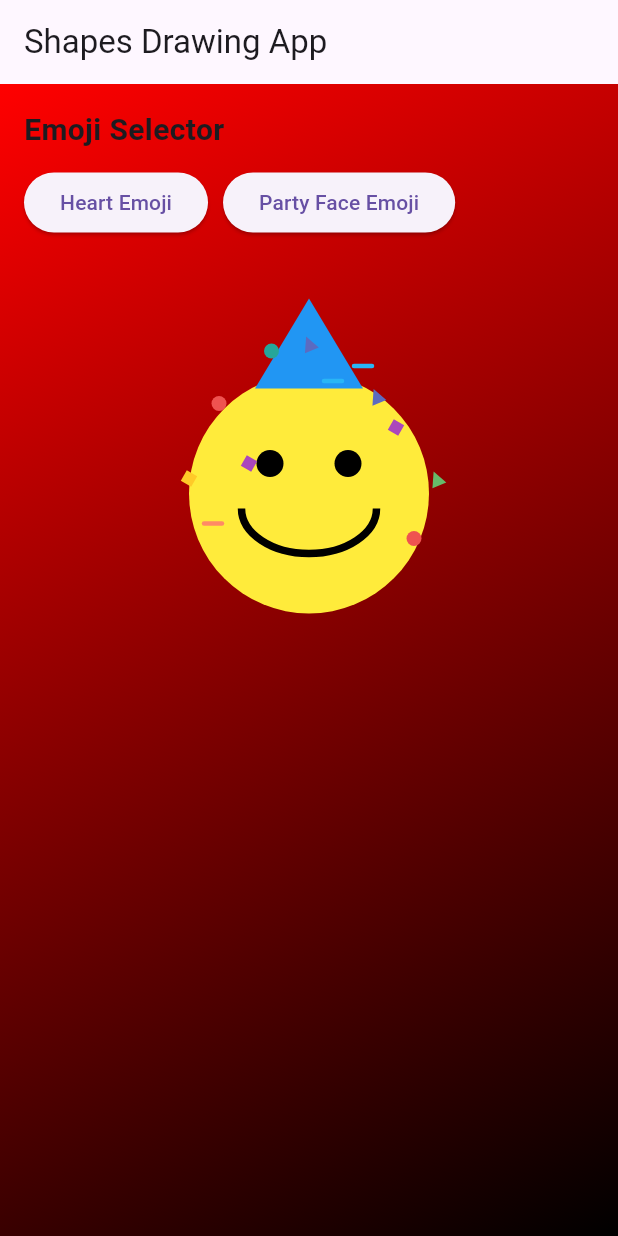
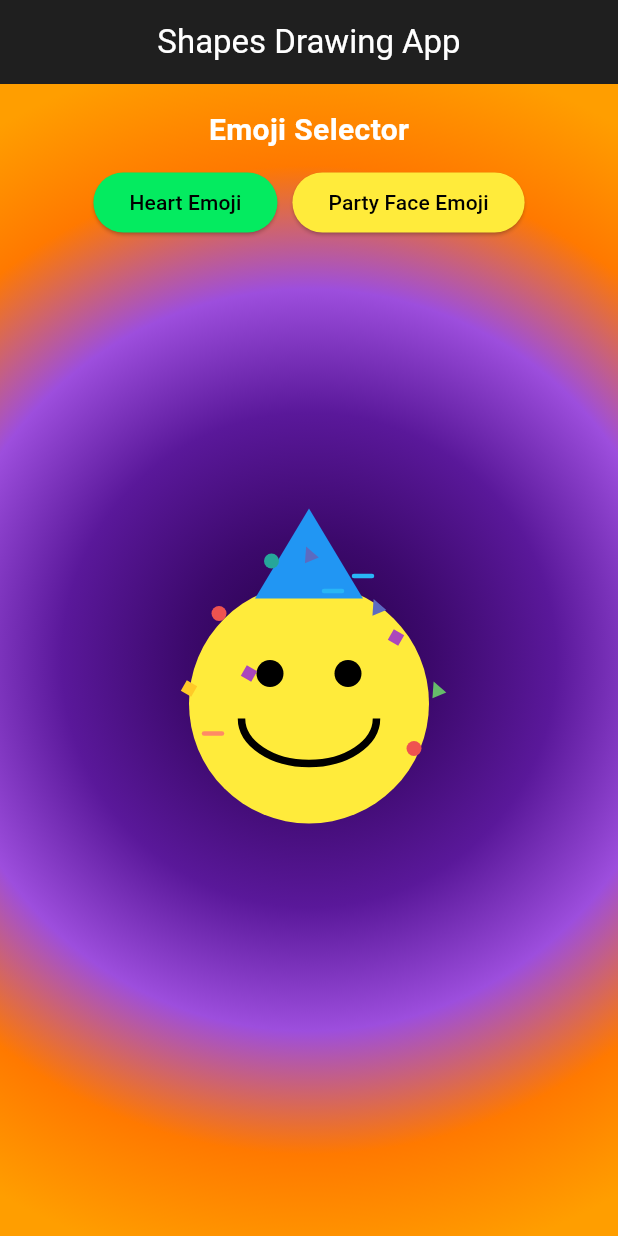
Before and after one commit to NickJohnson06/emojidrawing, a Flutter app: the screen it shows after launch, after a tap on "Party Face Emoji", on a phone screen of 412 x 824 dp. Run offline on Flutter 3.47's test engine with Material 3 defaults, Android fonts, the light colour scheme and no system bars.

Commit message:
Updated Background Color for entire app, Centered emojis

```diff
--- a/lib/main.dart
+++ b/lib/main.dart
@@ -13,8 +13,16 @@
     return MaterialApp(
       title: 'Shapes Drawing App',
       theme: ThemeData(
-        primarySwatch: Colors.blue,
+        brightness: Brightness.dark,
+        scaffoldBackgroundColor: const Color(0xFF121212),
         useMaterial3: true,
+        appBarTheme: const AppBarTheme(
+          backgroundColor: Color(0xFF1F1F1F),
+          foregroundColor: Colors.white,
+        ),
+        textTheme: const TextTheme(
+          bodyMedium: TextStyle(color: Colors.white70),
+        ),
       ),
       home: const ShapesDemoScreen(),
       debugShowCheckedModeBanner: false,
@@ -35,40 +43,71 @@
   @override
   Widget build(BuildContext context) {
     return Scaffold(
-      appBar: AppBar(title: const Text('Shapes Drawing App')),
-      // Gradient background for screen
+      appBar: AppBar(
+        title: const Text('Shapes Drawing App'),
+        centerTitle: true,
+      ),
+      // Radial background for screen
       body: Container(
-        decoration: const BoxDecoration(
+        decoration: BoxDecoration(
 
-          gradient: LinearGradient(
-            begin: Alignment.topLeft,
-            end: Alignment.bottomRight,
-            colors: [
-              Color.fromARGB(255, 255, 0, 0), // red
-              Color.fromARGB(255, 0, 0, 0), // black
-            ],
+          gradient: RadialGradient(
+            center: Alignment.center,
+            radius: 1.0,
+            colors: selectedEmoji == 'heart'
+                ? [
+                    const Color.fromARGB(255, 0, 0, 0),
+                    const Color.fromARGB(255, 0, 0, 0),
+                    const Color.fromARGB(255, 55, 6, 23),
+                    const Color(0xFF370617),
+                    const Color(0xFF611618),
+                    const Color(0xFF821415),
+                    const Color(0xFFA21112),
+                    const Color(0xFFC30E0E),
+                    const Color(0xFFE40B0B),
+                  ]
+                : [
+                    const Color(0xFF240046),
+                    const Color(0xFF3C096C),
+                    const Color(0xFF5A189A),
+                    const Color(0xFF9D4EDD),
+                    const Color(0xFFFF7900),
+                    const Color(0xFFFF9E00),
+
+
+                  ],
           ),
         ),
         constraints: const BoxConstraints.expand(),
         child: SingleChildScrollView(
           padding: const EdgeInsets.all(16.0),
           child: Column(
-            crossAxisAlignment: CrossAxisAlignment.start,
+            crossAxisAlignment: CrossAxisAlignment.center,
             children: [
               const Text(
                 'Emoji Selector',
-                style: TextStyle(fontSize: 20, fontWeight: FontWeight.bold),
+                style: TextStyle(fontSize: 20, fontWeight: FontWeight.bold, color: Colors.white),
               ),
               const SizedBox(height: 10),
               Row(
+                mainAxisAlignment: MainAxisAlignment.center,
+                mainAxisSize: MainAxisSize.min,
                 children: [
                   ElevatedButton(
                     onPressed: () => setState(() => selectedEmoji = 'heart'),
+                    style: ElevatedButton.styleFrom(
+                      backgroundColor: selectedEmoji == 'heart' ? Colors.red : const Color.fromARGB(255, 4, 235, 96),
+                      foregroundColor: selectedEmoji == 'heart' ? Colors.white : Colors.black,
+                    ),
                     child: const Text('Heart Emoji'),
                   ),
                   const SizedBox(width: 10),
                   ElevatedButton(
                     onPressed: () => setState(() => selectedEmoji = 'party'),
+                    style: ElevatedButton.styleFrom(
+                      backgroundColor: selectedEmoji == 'party' ? const Color.fromRGBO(255, 235, 59, 1) : const Color.fromARGB(255, 0, 0, 0),
+                      foregroundColor: selectedEmoji == 'party' ? const Color.fromARGB(255, 0, 0, 0) : const Color.fromARGB(255, 245, 245, 245),
+                    ),
                     child: const Text('Party Face Emoji'),
                   ),
                 ],
@@ -95,6 +134,7 @@
   @override
   void paint(Canvas canvas, Size size) {
     final paint = Paint()..color = Colors.red;
+    canvas.translate(0, 140);
 
     final path = Path();
     final centerX = size.width / 2;
@@ -125,9 +165,10 @@
   void paint(Canvas canvas, Size size) {
     final center = Offset(size.width / 2, size.height / 2);
     const faceRadius = 80.0;
+    canvas.translate(0, 140);
 
     // Face
-    final facePaint = Paint()..color = Colors.yellow;
+    final facePaint = Paint()..color = const Color.fromRGBO(255, 235, 59, 1);
     canvas.drawCircle(center, faceRadius, facePaint);
 
     // Eyes
```
Also changed, not shown: 1 other file.
